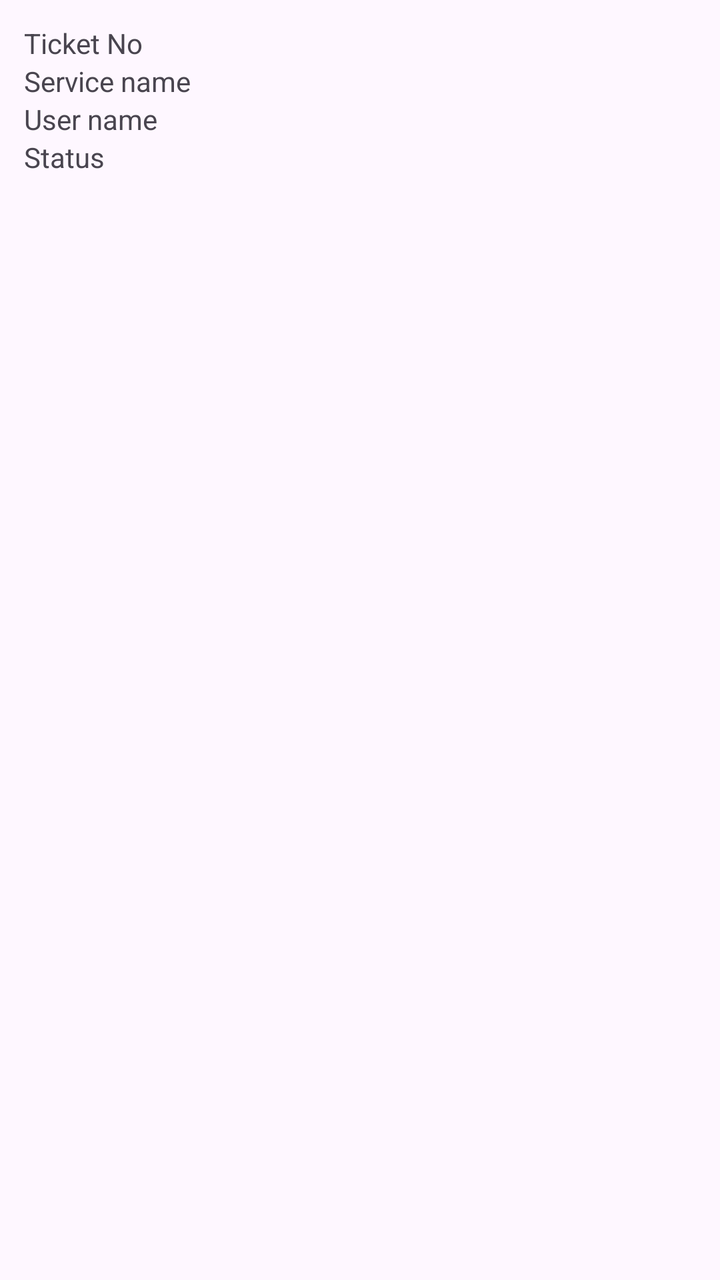
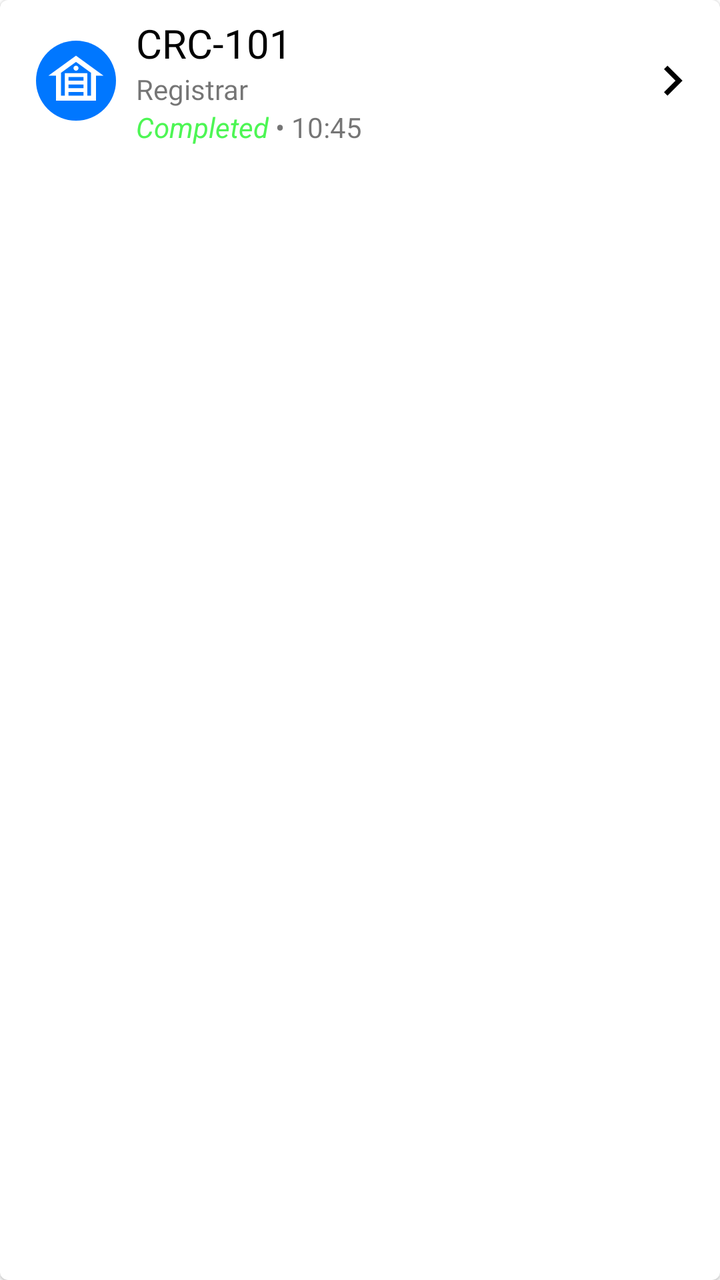

The first picture is an Android layout as it rendered before a commit; the second is the same layout after the commit. The layout source and the unified diff follow.
<!-- AndroidManifest.xml: application theme Theme.QueueApplication -->
<!-- res/layout/layout_ticket_history_item.xml -->
<?xml version="1.0" encoding="utf-8"?>
<LinearLayout xmlns:android="http://schemas.android.com/apk/res/android"
    android:orientation="vertical"
    android:layout_width="match_parent"
    android:padding="12dp"
    android:layout_height="wrap_content">

    <TextView
        android:layout_width="wrap_content"
        android:text="Ticket No"
        android:id="@+id/tvTicketNo"
        android:layout_height="wrap_content"/>
    <TextView
        android:layout_width="wrap_content"
        android:text="Service name"
        android:id="@+id/tvServiceName"
        android:layout_height="wrap_content"/>
    <TextView
        android:layout_width="wrap_content"
        android:text="User name"
        android:id="@+id/tvUsername"
        android:layout_height="wrap_content"/>
    <TextView
        android:layout_width="wrap_content"
        android:text="Status"
        android:id="@+id/tvStatus"
        android:layout_height="wrap_content"/>

</LinearLayout>
<!-- resources referenced by this layout -->
<resources>
  <style name="Theme.QueueApplication" parent="Base.Theme.QueueApplication" />
  <style name="Base.Theme.QueueApplication" parent="Theme.Material3.DayNight.NoActionBar">
          
          
      </style>
</resources>

<!-- the commit's change to res/layout/layout_ticket_history_item.xml (unified diff, before → after) -->
@@ -1,29 +1,89 @@
 <?xml version="1.0" encoding="utf-8"?>
-<LinearLayout xmlns:android="http://schemas.android.com/apk/res/android"
-    android:orientation="vertical"
+<com.google.android.material.card.MaterialCardView xmlns:android="http://schemas.android.com/apk/res/android"
+    xmlns:app="http://schemas.android.com/apk/res-auto"
     android:layout_width="match_parent"
-    android:padding="12dp"
     android:layout_height="wrap_content">
 
-    <TextView
-        android:layout_width="wrap_content"
-        android:text="Ticket No"
-        android:id="@+id/tvTicketNo"
-        android:layout_height="wrap_content"/>
-    <TextView
-        android:layout_width="wrap_content"
-        android:text="Service name"
-        android:id="@+id/tvServiceName"
-        android:layout_height="wrap_content"/>
-    <TextView
-        android:layout_width="wrap_content"
-        android:text="User name"
-        android:id="@+id/tvUsername"
-        android:layout_height="wrap_content"/>
-    <TextView
-        android:layout_width="wrap_content"
-        android:text="Status"
-        android:id="@+id/tvStatus"
-        android:layout_height="wrap_content"/>
+    <RelativeLayout
+        android:layout_width="match_parent"
+        android:layout_height="wrap_content"
+        android:padding="8dp">
 
-</LinearLayout>
+        <com.google.android.material.imageview.ShapeableImageView
+            android:layout_centerVertical="true"
+            android:id="@+id/imgIcon"
+            android:layout_width="40dp"
+            android:layout_height="40dp"
+            android:layout_margin="10dp"
+            android:background="@drawable/icon_background"
+            android:backgroundTint="@color/blue"
+            android:src="@drawable/outline_garage_door_24"
+            android:tint="@color/white"
+            app:contentPadding="5dp" />
+
+        <TextView
+            android:textColor="@color/black"
+            android:id="@+id/tvQueue"
+            android:layout_width="wrap_content"
+            android:layout_height="wrap_content"
+            android:layout_toRightOf="@id/imgIcon"
+            android:fontFamily="@font/inter_medium"
+            android:text="CRC-101"
+            android:textSize="20sp" />
+
+        <TextView
+            android:id="@+id/tvRole"
+            android:layout_width="wrap_content"
+            android:layout_height="wrap_content"
+            android:layout_below="@id/tvQueue"
+            android:layout_toRightOf="@id/imgIcon"
+            android:fontFamily="@font/inter_medium"
+            android:text="Registrar"
+
+            />
+
+        <LinearLayout
+            android:layout_below="@id/tvRole"
+            android:layout_toRightOf="@id/imgIcon"
+            android:layout_width="wrap_content"
+            android:layout_height="wrap_content"
+            android:orientation="horizontal">
+
+            <TextView
+                android:textColor="@color/green"
+                android:textStyle="italic"
+                android:id="@+id/tvStatus"
+                android:layout_width="wrap_content"
+                android:layout_height="wrap_content"
+                android:layout_below="@id/tvRole"
+                android:layout_toRightOf="@id/imgIcon"
+                android:text="Completed" />
+            <TextView
+                android:layout_width="wrap_content"
+                android:layout_height="wrap_content"
+                android:text=" • "
+                />
+
+            <TextView
+                android:id="@+id/tvTime"
+                android:layout_width="wrap_content"
+                android:layout_height="wrap_content"
+                android:layout_toRightOf="@id/tvStatus"
+                android:text="10:45"
+
+                />
+        </LinearLayout>
+
+
+        <com.google.android.material.imageview.ShapeableImageView
+            android:layout_width="30dp"
+            android:layout_height="30dp"
+        android:src="@drawable/outline_keyboard_arrow_right_24"
+            android:layout_alignParentRight="true"
+            android:layout_centerVertical="true"
+
+
+            />
+    </RelativeLayout>
+
+</com.google.android.material.card.MaterialCardView>
<!-- resource entries referenced after the edit -->
@@ -1,7 +1,28 @@
 <!-- resources referenced by this layout -->
 <resources>
+  <color name="black">#FF000000</color>
+  <color name="blue">#0077FF</color>
+  <color name="green">#4DF654</color>
+  <color name="white">#FFFFFFFF</color>
+  <!-- drawable icon_background (drawable) -->
+  <?xml version="1.0" encoding="utf-8"?>
+  <shape xmlns:android="http://schemas.android.com/apk/res/android">
+      <corners android:radius="20dp"/>
+  </shape>
+  <!-- drawable outline_garage_door_24 (drawable) -->
+  <vector xmlns:android="http://schemas.android.com/apk/res/android" android:height="24dp" android:tint="#000000" android:viewportHeight="960" android:viewportWidth="960" android:width="24dp">
+        
+      <path android:fillColor="@android:color/white" android:pathData="M300,720L300,720L300,360L480,360L660,360L660,720L660,720L660,360L300,360L300,720ZM160,800L160,400L39,400L480,80L920,400L800,400L800,800L160,800ZM240,720L300,720L300,360L660,360L660,720L720,720L720,354L480,180L240,354L240,720ZM360,720L600,720L600,660L360,660L360,720ZM360,600L600,600L600,540L360,540L360,600ZM360,480L600,480L600,420L360,420L360,480ZM480,320Q497,320 508.5,308.5Q520,297 520,280Q520,263 508.5,251.5Q497,240 480,240Q463,240 451.5,251.5Q440,263 440,280Q440,297 451.5,308.5Q463,320 480,320Z"/>
+      
+  </vector>
+  <!-- drawable outline_keyboard_arrow_right_24 (drawable) -->
+  <vector xmlns:android="http://schemas.android.com/apk/res/android" android:autoMirrored="true" android:height="24dp" android:tint="#000000" android:viewportHeight="960" android:viewportWidth="960" android:width="24dp">
+        
+      <path android:fillColor="@android:color/white" android:pathData="M504,480L320,296L376,240L616,480L376,720L320,664L504,480Z"/>
+      
+  </vector>
   <style name="Theme.QueueApplication" parent="Base.Theme.QueueApplication" />
-  <style name="Base.Theme.QueueApplication" parent="Theme.Material3.DayNight.NoActionBar">
+  <style name="Base.Theme.QueueApplication" parent="Theme.MaterialComponents.DayNight.NoActionBar">
           
           
       </style>
